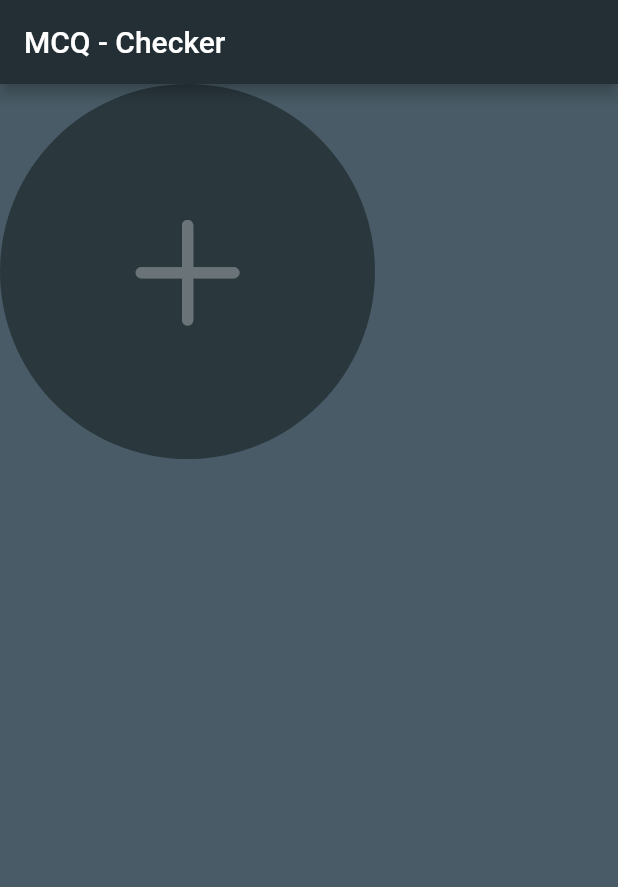
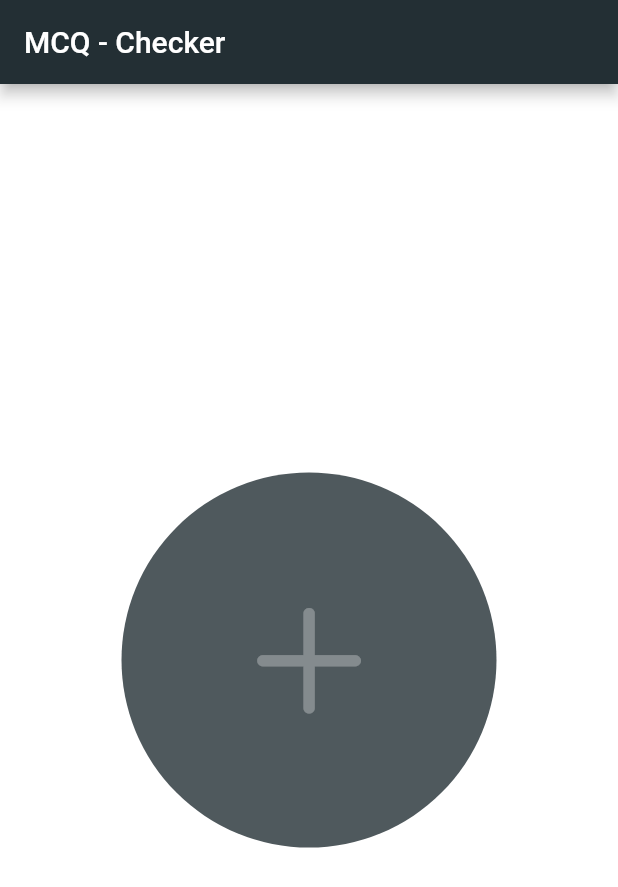
Before and after one commit to koiralapankaj7/flutter_mcq_checker, a Flutter app: the screen it shows after launch, on a phone screen of 412 x 824 dp. Shown: the top 887 px of the screen. Run offline on Flutter 3.47's test engine with Material 2 defaults, Android fonts, the phone set to English and light mode, and no system bars; our stand-ins replace image_picker, rxdart, sqflite; missing offline and left inert: firebase_ml_vision; accounts and stored records are empty.

Commit message:
bloc updated

```diff
--- a/lib/src/blocs/module_bloc.dart
+++ b/lib/src/blocs/module_bloc.dart
@@ -8,12 +8,14 @@ class ModuleBloc {
 
   // Stream Controller / Subjects
   final PublishSubject<List<Module>> _modules = PublishSubject();
-  final BehaviorSubject<String> _moduleName = BehaviorSubject();
-  final BehaviorSubject<int> _year = BehaviorSubject();
-  final BehaviorSubject<int> _sem = BehaviorSubject();
-  final BehaviorSubject<String> _group = BehaviorSubject();
-  final BehaviorSubject<String> _marker = BehaviorSubject();
-  final BehaviorSubject<List<String>> _answers = BehaviorSubject();
+  final BehaviorSubject<String> _moduleName =
+      BehaviorSubject(); // Textfield module
+  final BehaviorSubject<int> _year = BehaviorSubject(); // Textfield year
+  final BehaviorSubject<int> _sem = BehaviorSubject(); // Textfield sem
+  final BehaviorSubject<String> _group = BehaviorSubject(); // Textfield group
+  final BehaviorSubject<String> _marker = BehaviorSubject(); // Textfield marker
+  // BUtton for scanning correct answers
+  final BehaviorSubject<Map<int, String>> _answers = BehaviorSubject();
 
   // Getters to stream
   // Get all modules
@@ -23,7 +25,7 @@ class ModuleBloc {
   Observable<int> get sem => _sem.stream;
   Observable<String> get group => _group.stream;
   Observable<String> get marker => _marker.stream;
-  Observable<List<String>> get answers => _answers.stream;
+  Observable<Map<int, String>> get answers => _answers.stream;
 
   // Add to Stream Controller / Subjects
   Function(String) get changeModule => _moduleName.sink.add;
@@ -32,13 +34,27 @@ class ModuleBloc {
   Function(String) get changeGroup => _group.sink.add;
   Function(String) get changeMarker => _marker.sink.add;
 
+  List<Module> moduleList;
+
   Future fetchAllModule() async {
-    final List<Module> moduleList = await _dbProvider.fetchAllModule();
+    // Fetch all modules from the database and store into the instance variable moduleList.
+    moduleList = await _dbProvider.fetchAllModule();
+    // Add module list to the sink.
     _modules.sink.add(moduleList);
   }
 
   Future<int> addModule(Module module) async {
-    return await _dbProvider.addModule(module);
+    print('Add module called');
+    //print('No of module is ${moduleList.length}');
+    // Update moduleList with new element.
+    //moduleList.add(module);
+    // Add updated moduleList to the sink
+    //_modules.sink.add(moduleList);
+    print('Adding module to database.......');
+    int index = await _dbProvider.addModule(module);
+    print('Module has been successfully added to database $index');
+    //fetchAllModule();
+    return index;
   }
 
   // Clear db
--- a/lib/src/routes/routes.dart
+++ b/lib/src/routes/routes.dart
@@ -4,6 +4,7 @@ import '../screens/result_screen.dart';
 import '../blocs/module_provider.dart';
 
 class AppRoutes {
+  bool firstRun = true;
   Route routes(RouteSettings settings) {
     // Home screen
     if (settings.name == '/') {
@@ -11,6 +12,11 @@ class AppRoutes {
         builder: (BuildContext context) {
           final ModuleBloc bloc = ModuleProvider.of(context);
           bloc.fetchAllModule();
+
+          // if (firstRun) {
+          //   bloc.fetchAllModule();
+          //   firstRun = false;
+          // }
           return HomeScreen(bloc: bloc);
         },
       );
--- a/lib/src/screens/home_screen.dart
+++ b/lib/src/screens/home_screen.dart
@@ -11,13 +11,16 @@ class HomeScreen extends StatefulWidget {
   HomeScreen({this.bloc});
 
   @override
-  _HomeScreenState createState() => _HomeScreenState();
+  _HomeScreenState createState() => _HomeScreenState(bloc: bloc);
 }
 
 class _HomeScreenState extends State<HomeScreen> {
   final GlobalKey<ScaffoldState> _scaffoldKey = GlobalKey();
   VoidCallback _bottomSheetCallback;
   PersistentBottomSheetController _controller;
+
+  final ModuleBloc bloc;
+  _HomeScreenState({this.bloc});
 
   @override
   void initState() {
@@ -32,7 +35,11 @@ class _HomeScreenState extends State<HomeScreen> {
 
     _controller =
         _scaffoldKey.currentState.showBottomSheet((BuildContext context) {
-      return AddModule(scaffold: _scaffoldKey, context: context);
+      return AddModule(
+        scaffold: _scaffoldKey,
+        context: context,
+        bloc: bloc,
+      );
     });
 
     _controller.closed.whenComplete(() {
@@ -47,13 +54,14 @@ class _HomeScreenState extends State<HomeScreen> {
   @override
   Widget build(BuildContext context) {
     return Scaffold(
-      backgroundColor: Color(0xE6344955),
+      //backgroundColor: Color(0xE6344955),
+      backgroundColor: Colors.white,
       key: _scaffoldKey,
       appBar: AppBar(
         title: Text('MCQ - Checker'),
         backgroundColor: Color(0xff232f34),
       ),
-      body: addModule(false),
+      body: buildBody(),
     );
   }
 
@@ -63,7 +71,7 @@ class _HomeScreenState extends State<HomeScreen> {
       builder: (BuildContext context, AsyncSnapshot<List<Module>> snapshot) {
         if (!snapshot.hasData) {
           return Center(
-            child: addModule(false),
+            child: addModule(),
           );
         }
         return ListView.builder(
@@ -77,33 +85,27 @@ class _HomeScreenState extends State<HomeScreen> {
     );
   }
 
-  Widget addModule(bool isSmall) {
-    return Container(
-      height: isSmall ? 80.0 : 250.0,
-      width: isSmall ? 80.0 : 250.0,
+  Widget addModule() {
+    return Center(
+      child: Container(
+        height: 250.0,
+        width: 250.0,
         decoration: BoxDecoration(
-        color: isSmall ? Colors.green[400] : Color(0xCC232f34),
-        borderRadius: BorderRadius.circular(isSmall ? 40.0 : 125.0),
+          color: Color(0xCC232f34),
+          borderRadius: BorderRadius.circular(125.0),
         ),
         child: Material(
           color: Colors.transparent,
           child: InkWell(
-          borderRadius: BorderRadius.circular(isSmall ? 40.0 : 125.0),
+            borderRadius: BorderRadius.circular(125.0),
             splashColor: Color(0xff344955),
             child: Icon(
               CupertinoIcons.add,
-            size: isSmall ? 50.0 : 100.0,
-            color: isSmall ? Colors.white70 : Colors.white30,
+              size: 100.0,
+              color: Colors.white30,
             ),
             onTap: _bottomSheetCallback,
-          // () {
-          //   _scaffoldKey.currentState.showBottomSheet(
-          //     (BuildContext context) => AddModule(
-          //           scaffold: _scaffoldKey,
-          //           context: context,
-          //         ),
-          //   );
-          // },
+          ),
         ),
       ),
     );
```
Also changed, not shown: lib/src/widgets/add_module_bottom_sheet.dart (+10 -11 lines). Lines whose indentation alone changed are shown as unchanged.
